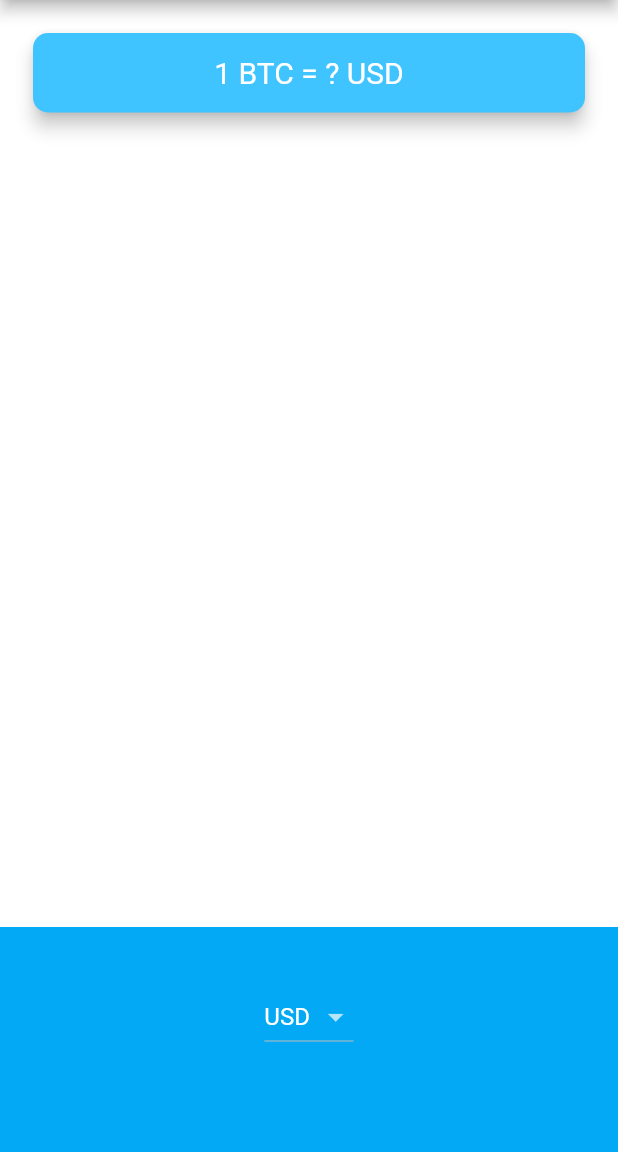
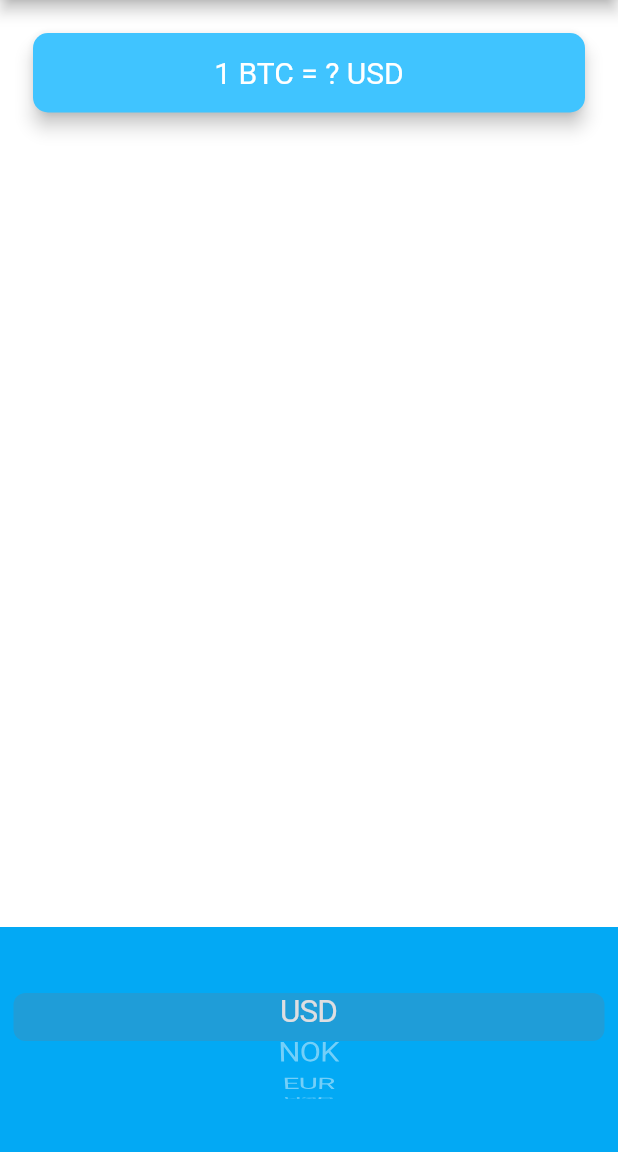
Before and after one commit to bhavikvashi1804/BitCoin, a Flutter app: the screen it shows after launch, on a phone screen of 412 x 824 dp, the part 84-1236 px from its top. Run offline on Flutter 3.47's test engine with Material 2 defaults, Android fonts, the phone set to English and light mode, and no system bars.

```diff
--- a/lib/price_screen.dart
+++ b/lib/price_screen.dart
@@ -1,4 +1,5 @@
 import 'package:flutter/material.dart';
+import 'package:flutter/cupertino.dart';
 
 import './coin_data.dart';
 
@@ -61,7 +62,40 @@ class _PriceScreenState extends State<PriceScreen> {
             alignment: Alignment.center,
             padding: EdgeInsets.only(bottom: 30.0),
             color: Colors.lightBlue,
-            child: DropdownButton<String>(
+            child: CupertinoPicker(
+              backgroundColor: Colors.lightBlue,
+              onSelectedItemChanged:(selectedIndex){
+                print(selectedIndex);
+              } ,
+              itemExtent: 32.0,
+              children: <Widget>[
+                Text('USD'),
+                Text('NOK'),
+                Text('EUR'),
+                Text('USD'),
+                Text('NOK'),
+                Text('EUR'),
+                Text('USD'),
+                Text('NOK'),
+                Text('EUR'),
+                Text('USD'),
+                Text('NOK'),
+                Text('EUR'),
+              ],
+
+            ),
+          ),
+        ],
+      ),
+    );
+  }
+}
+
+
+/*
+
+
+DropdownButton<String>(
               value: selectedCur,
               items: getCur() ,
               onChanged: (value){
@@ -71,9 +105,7 @@ class _PriceScreenState extends State<PriceScreen> {
 
               },
             ),
-          ),
-        ],
-      ),
-    );
-  }
-}
+
+
+
+*/
```
Also changed, not shown: 4 other files.
